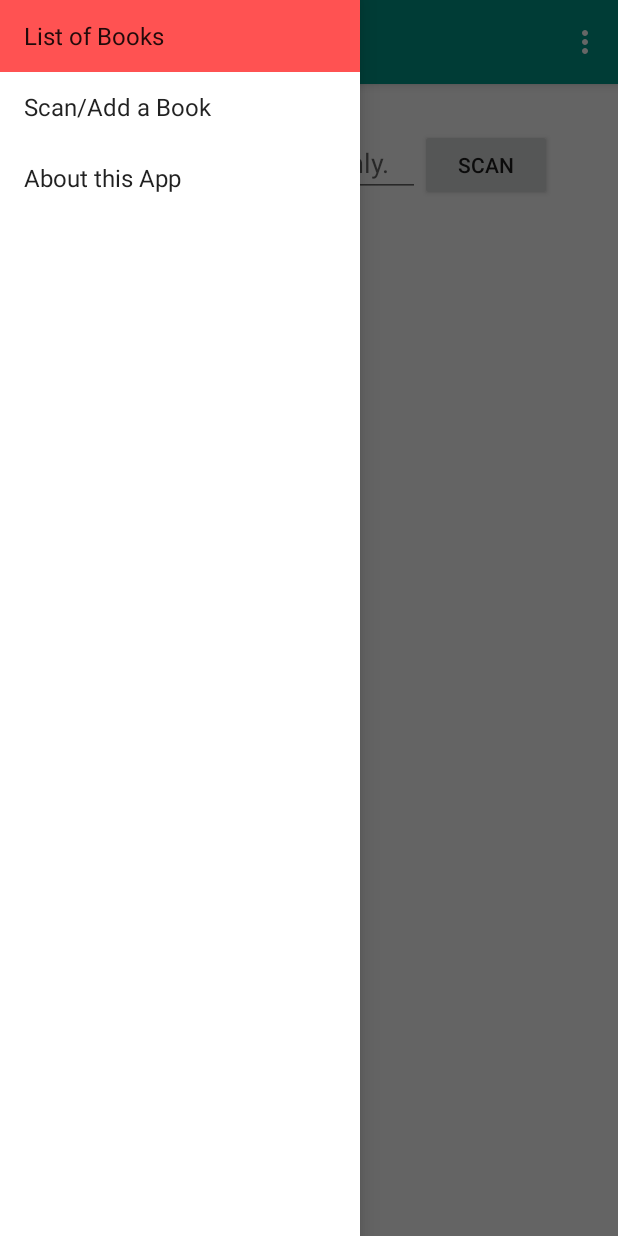
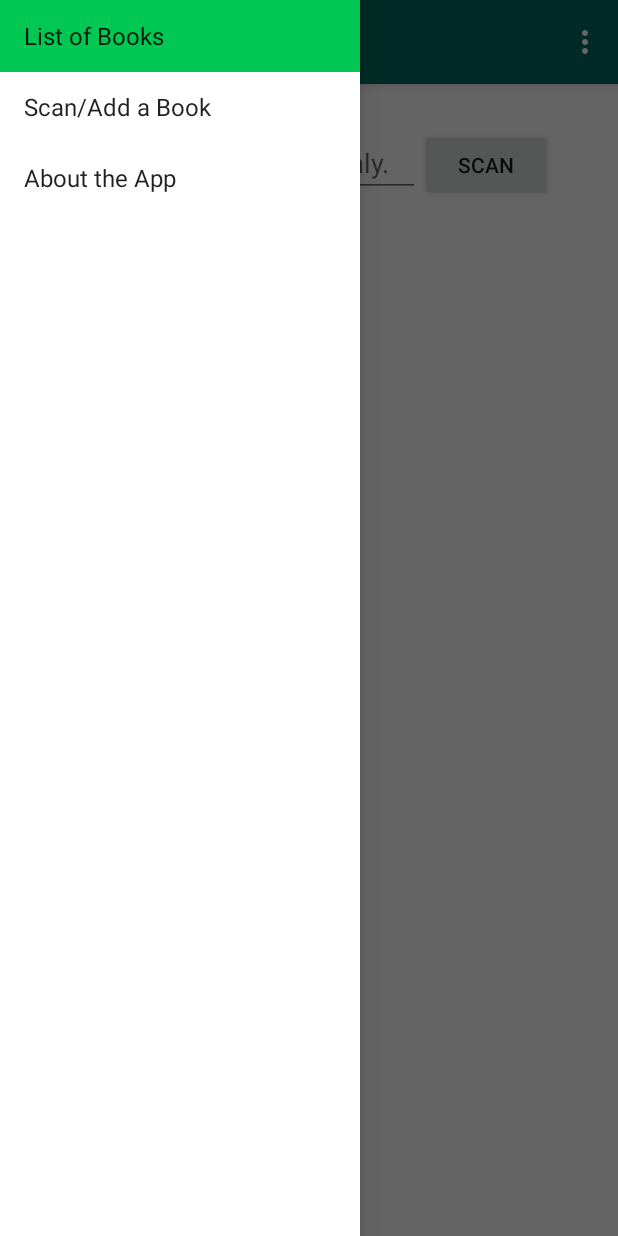
Before and after one commit to frank-tan/Super-Duo, an Android app: the fragment AddBookFragment placed in its activity, with the side drawer open, on a phone screen of 412 x 824 dp. Run offline under Robolectric (Android 15) with nearby library versions, the phone set to English and light mode, and no system bars; our stand-ins replace Picasso; libraries missing offline, so code that uses them is left out: com.google.zxing.integration; pictures from the network do not load.

Commit message:
Added colour, string and style

```diff
--- a/alexandria/app/src/main/res/values/colors.xml
+++ b/alexandria/app/src/main/res/values/colors.xml
@@ -2,7 +2,7 @@
 <resources>
     <color name="white">#FFFFFF</color>
     <color name="grey">#cccccc</color>
-    <color name="primary_material_light_1">#009688</color>
-    <color name="primary_dark_material_light">#00695c</color>
-    <color name="accent_material_light">#ff5252</color>
+    <color name="primary_material_light_1">#00695C</color>
+    <color name="primary_dark_material_light">#004D40</color>
+    <color name="accent_material_light">#00C853</color>
 </resources>
--- a/alexandria/app/src/main/res/values/strings.xml
+++ b/alexandria/app/src/main/res/values/strings.xml
@@ -7,7 +7,9 @@
     <string name="scan">Scan/Add a Book</string>
     <string name="books_value" translatable="false">0</string>
     <string name="scan_value" translatable="false">1</string>
-    <string name="about">About this App</string>
+    <string name="about">About the App</string>
+    <string name="details">Book Details</string>
+
 
     <string name="navigation_drawer_open">Open navigation drawer</string>
     <string name="navigation_drawer_close">Close navigation drawer</string>
@@ -35,4 +37,6 @@
     <string name="network_unavailable">Network Unavailable</string>
     <string name="pref_startScreen_title">Start Screen</string>
     <string name="search_hint">Type book name to search</string>
+    <string name="book_added">Book Added</string>
+    <string name="canceled">Cancelled</string>
 </resources>
--- a/alexandria/app/src/main/res/values/styles.xml
+++ b/alexandria/app/src/main/res/values/styles.xml
@@ -9,6 +9,7 @@
         <item name="colorPrimary">@color/primary_material_light_1</item>
         <item name="android:textColorPrimary">@android:color/white</item>
         <item name="android:textColorSecondary">@android:color/white</item>
+        <item name="android:textColor">@android:color/primary_text_light</item>
         <item name="android:actionMenuTextColor">@android:color/primary_text_dark</item>
     </style>
 
```
